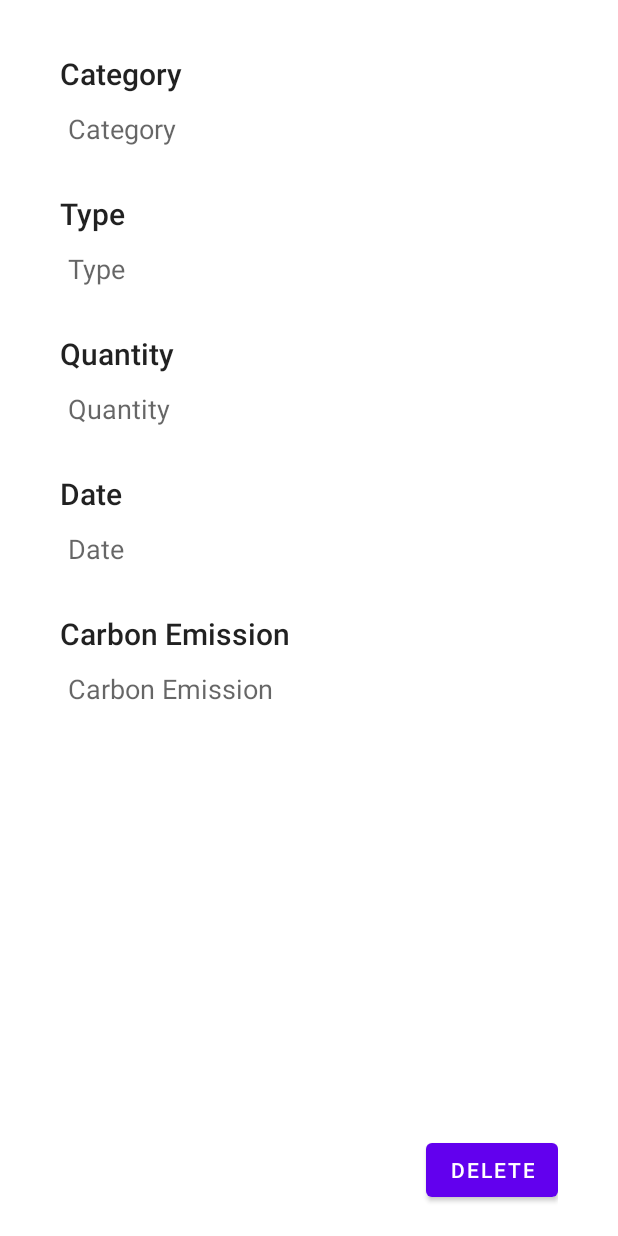
After one commit to 23sent/CarbonFootprintTracker, an Android app: the layout activity_emission_details.xml on its own in the app's theme, with its tools: preview values and no code run, on a phone screen of 412 x 824 dp. The commit adds this screen. Run offline under Robolectric (Android 15) with nearby library versions, the phone set to English and light mode, and no system bars.

Commit message:
Add EmissionDetails.

```diff
--- a/app/src/main/AndroidManifest.xml
+++ b/app/src/main/AndroidManifest.xml
@@ -10,6 +10,9 @@
         android:roundIcon="@mipmap/ic_launcher_round"
         android:supportsRtl="true"
         android:theme="@style/Theme.CarbonFootprintTracker">
+        <activity
+            android:name=".EmissionDetails"
+            android:exported="true" />
         <activity
             android:name=".AddEnergyEmissionActivity"
             android:exported="false" />
--- a/app/src/main/java/com/example/carbonfootprinttracker/Emission.java
+++ b/app/src/main/java/com/example/carbonfootprinttracker/Emission.java
@@ -2,12 +2,13 @@ package com.example.carbonfootprinttracker;
 
 import android.widget.Toast;
 
+import java.io.Serializable;
 import java.text.SimpleDateFormat;
 import java.util.ArrayList;
 import java.util.Calendar;
 import java.util.Date;
 
-public class Emission {
+public class Emission implements Serializable {
     private float quantity = 0;
     private float carbonFootprint = 0;
     private Date date;
@@ -65,7 +66,11 @@ public class Emission {
     }
 
     public String getDateString() {
-        SimpleDateFormat sdf = new SimpleDateFormat("yyyy-MM-dd");
+        return getDateString("yyyy-MM-dd");
+    }
+
+    public String getDateString(String format) {
+        SimpleDateFormat sdf = new SimpleDateFormat(format);
         if (this.date != null) {
             return sdf.format(this.date);
         }
@@ -73,7 +78,7 @@ public class Emission {
     }
 
     public String getCarbonFootprintString() {
-        return this.carbonFootprint+" kgCO2";
+        return this.carbonFootprint+" kgCO2eq";
     }
 
     public String getTypeString() {
--- /dev/null
+++ b/app/src/main/java/com/example/carbonfootprinttracker/EmissionDetails.java
@@ -0,0 +1,52 @@
+package com.example.carbonfootprinttracker;
+
+import androidx.appcompat.app.AppCompatActivity;
+
+import android.os.Bundle;
+import android.view.View;
+import android.widget.Button;
+import android.widget.TextView;
+import android.widget.Toast;
+
+import java.text.SimpleDateFormat;
+
+public class EmissionDetails extends AppCompatActivity {
+    Emission emission;
+    TextView categoryTxt;
+    TextView typeTxt;
+    TextView quantityHeader;
+    TextView quantityTxt;
+    TextView dateTxt;
+    TextView emissionAmountTxt;
+
+    Button deleteBtn;
+
+    @Override
+    protected void onCreate(Bundle savedInstanceState) {
+        super.onCreate(savedInstanceState);
+        setContentView(R.layout.activity_emission_details);
+
+        emission = (Emission) getIntent().getExtras().getSerializable("emission");
+
+        categoryTxt = findViewById(R.id.categoryTxt);
+        typeTxt = findViewById(R.id.typeTxt);
+        quantityHeader = findViewById(R.id.quantityHeader);
+        quantityTxt = findViewById(R.id.quantityTxt);
+        dateTxt = findViewById(R.id.dateTxt);
+        emissionAmountTxt = findViewById(R.id.emissionTxt);
+        deleteBtn = findViewById(R.id.deleteBtn);
+
+        EmissionTypes.Type type = emission.getType();
+        categoryTxt.setText(type.category.name);
+        typeTxt.setText(type.name);
+        quantityHeader.setText(type.unit.tag);
+        quantityTxt.setText(emission.getQuantity() + " " + type.unit.name);
+        emissionAmountTxt.setText(emission.getCarbonFootprintString());
+
+        dateTxt.setText(emission.getDateString("EEEE, dd MMMM yyyy"));
+
+        deleteBtn.setOnClickListener((View view) -> {
+            Toast.makeText(this, "Delete", Toast.LENGTH_SHORT).show();
+        });
+    }
+}
--- a/app/src/main/java/com/example/carbonfootprinttracker/ViewEmissionsActivity.java
+++ b/app/src/main/java/com/example/carbonfootprinttracker/ViewEmissionsActivity.java
@@ -3,6 +3,7 @@ package com.example.carbonfootprinttracker;
 import androidx.appcompat.app.AppCompatActivity;
 import androidx.fragment.app.FragmentTransaction;
 
+import android.content.Intent;
 import android.os.Bundle;
 import android.widget.Toast;
 
@@ -41,6 +42,10 @@ public class ViewEmissionsActivity extends AppCompatActivity implements Emission
 
     @Override
     public void onEmissionSelected(Emission emission) {
-        Toast.makeText(this, "Emission: " + emission.getType(), Toast.LENGTH_SHORT).show();
+        Bundle bundle = new Bundle();
+        bundle.putSerializable("emission", emission);
+        Intent intent = new Intent(this, EmissionDetails.class);
+        intent.putExtras(bundle);
+        startActivity(intent);
     }
 }
--- a/app/src/main/java/com/example/carbonfootprinttracker/ViewEmissionsRecyclerViewAdapter.java
+++ b/app/src/main/java/com/example/carbonfootprinttracker/ViewEmissionsRecyclerViewAdapter.java
@@ -30,7 +30,7 @@ public class ViewEmissionsRecyclerViewAdapter extends RecyclerView.Adapter<ViewE
     @Override
     public void onBindViewHolder(final ViewHolder holder, int position) {
         holder.mItem = mValues.get(position);
-        holder.date.setText(mValues.get(position).getDateString());
+        holder.date.setText(mValues.get(position).getDateString("dd MMM. yyyy"));
         holder.type.setText(mValues.get(position).getTypeString());
         holder.amount.setText(mValues.get(position).getCarbonFootprintString());
         holder.view.setOnClickListener((View view) -> {
--- /dev/null
+++ b/app/src/main/res/layout/activity_emission_details.xml
@@ -0,0 +1,141 @@
+<?xml version="1.0" encoding="utf-8"?>
+<LinearLayout xmlns:android="http://schemas.android.com/apk/res/android"
+    xmlns:app="http://schemas.android.com/apk/res-auto"
+    xmlns:tools="http://schemas.android.com/tools"
+    android:layout_width="match_parent"
+    android:layout_height="match_parent"
+    tools:context=".EmissionDetails"
+    android:orientation="vertical"
+    android:paddingHorizontal="40dp"
+    android:paddingVertical="20dp">
+
+    <LinearLayout
+        android:layout_width="match_parent"
+        android:layout_height="wrap_content"
+        android:layout_gravity="center"
+        android:orientation="vertical"
+        android:paddingVertical="10dp">
+
+        <TextView
+            style="@style/TextAppearance.AppCompat.Title"
+            android:layout_width="wrap_content"
+            android:layout_height="wrap_content"
+            android:text="Category"
+            android:paddingVertical="5dp"/>
+
+        <TextView
+            style="@style/TextAppearance.AppCompat.Medium"
+            android:id="@+id/categoryTxt"
+            android:layout_width="wrap_content"
+            android:layout_height="wrap_content"
+            android:text="Category"
+            android:padding="5dp"/>
+    </LinearLayout>
+
+    <LinearLayout
+        android:layout_width="match_parent"
+        android:layout_height="wrap_content"
+        android:layout_gravity="center"
+        android:orientation="vertical"
+        android:paddingVertical="10dp">
+
+        <TextView
+            style="@style/TextAppearance.AppCompat.Title"
+            android:layout_width="wrap_content"
+            android:layout_height="wrap_content"
+            android:text="Type"
+            android:paddingVertical="5dp"/>
+
+        <TextView
+            style="@style/TextAppearance.AppCompat.Medium"
+            android:id="@+id/typeTxt"
+            android:layout_width="wrap_content"
+            android:layout_height="wrap_content"
+            android:text="Type"
+            android:padding="5dp"/>
+    </LinearLayout>
+
+    <LinearLayout
+        android:layout_width="match_parent"
+        android:layout_height="wrap_content"
+        android:layout_gravity="center"
+        android:orientation="vertical"
+        android:paddingVertical="10dp">
+
+        <TextView
+            android:id="@+id/quantityHeader"
+            style="@style/TextAppearance.AppCompat.Title"
+            android:layout_width="wrap_content"
+            android:layout_height="wrap_content"
+            android:text="Quantity"
+            android:paddingVertical="5dp"/>
+
+        <TextView
+            style="@style/TextAppearance.AppCompat.Medium"
+            android:id="@+id/quantityTxt"
+            android:layout_width="wrap_content"
+            android:layout_height="wrap_content"
+            android:text="Quantity"
+            android:padding="5dp"/>
+    </LinearLayout>
+
+    <LinearLayout
+        android:layout_width="match_parent"
+        android:layout_height="wrap_content"
+        android:layout_gravity="center"
+        android:orientation="vertical"
+        android:paddingVertical="10dp">
+
+        <TextView
+            style="@style/TextAppearance.AppCompat.Title"
+            android:layout_width="wrap_content"
+            android:layout_height="wrap_content"
+            android:text="Date"
+            android:paddingVertical="5dp"/>
+
+        <TextView
+            style="@style/TextAppearance.AppCompat.Medium"
+            android:id="@+id/dateTxt"
+            android:layout_width="wrap_content"
+            android:layout_height="wrap_content"
+            android:text="Date"
+            android:padding="5dp"/>
+    </LinearLayout>
+
+    <LinearLayout
+        android:layout_width="match_parent"
+        android:layout_height="wrap_content"
+        android:layout_gravity="center"
+        android:orientation="vertical"
+        android:paddingVertical="10dp">
+
+        <TextView
+            style="@style/TextAppearance.AppCompat.Title"
+            android:layout_width="wrap_content"
+            android:layout_height="wrap_content"
+            android:text="Carbon Emission"
+            android:paddingVertical="5dp"/>
+
+        <TextView
+            style="@style/TextAppearance.AppCompat.Medium"
+            android:id="@+id/emissionTxt"
+            android:layout_width="wrap_content"
+            android:layout_height="wrap_content"
+            android:text="Carbon Emission"
+            android:padding="5dp"/>
+    </LinearLayout>
+
+
+
+    <LinearLayout
+        android:layout_width="match_parent"
+        android:layout_height="match_parent"
+        android:gravity="end|bottom">
+
+        <Button
+            android:id="@+id/deleteBtn"
+            android:layout_width="wrap_content"
+            android:layout_height="wrap_content"
+            android:text="Delete" />
+    </LinearLayout>
+</LinearLayout>
```
